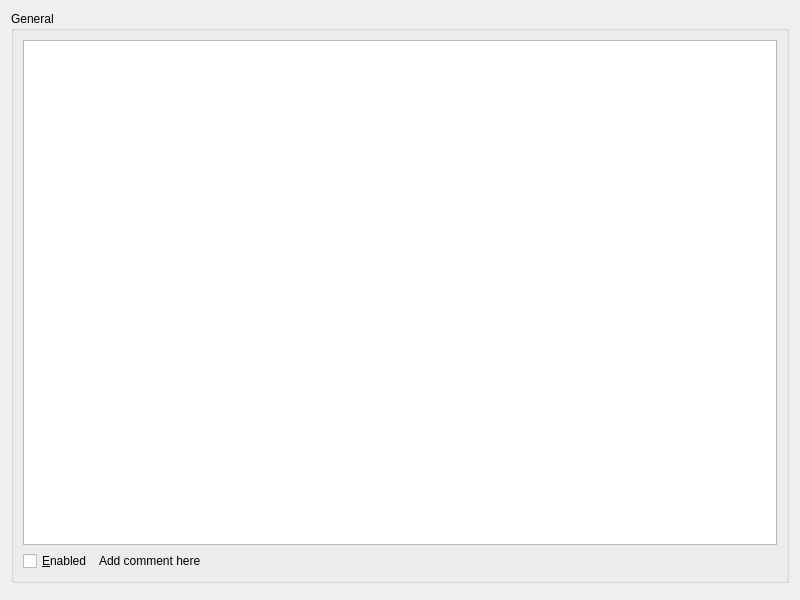
First picture: the form in kcm_hotkeys/hotkeys_widget_base.ui, repository KDE/khotkeys, before the edit.
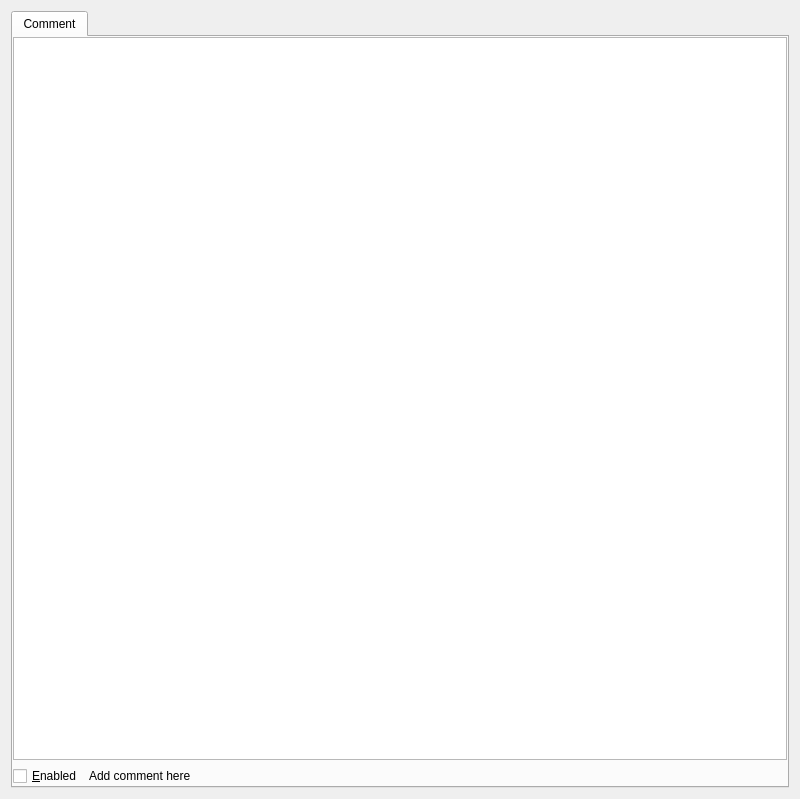
Second picture: the form after the edit. Custom widgets are drawn as their Qt base class.

Commit message:
For simple khotkey actions use tabs
  - one for the comment
  - one for trigger and action

```diff
--- a/kcm_hotkeys/hotkeys_widget_base.ui
+++ b/kcm_hotkeys/hotkeys_widget_base.ui
@@ -6,34 +6,43 @@
     <x>0</x>
     <y>0</y>
     <width>800</width>
-    <height>600</height>
+    <height>799</height>
    </rect>
   </property>
   <layout class="QVBoxLayout" name="verticalLayout" >
    <item>
-    <widget class="QGroupBox" name="commentBox" >
-     <property name="title" >
-      <string>General</string>
+    <widget class="QTabWidget" name="tabs" >
+     <property name="currentIndex" >
+      <number>0</number>
      </property>
-     <layout class="QGridLayout" name="gridLayout" >
-      <item row="0" column="0" colspan="3" >
+     <widget class="QWidget" name="comment_tab" >
+      <attribute name="title" >
+       <string>Comment</string>
+      </attribute>
+      <layout class="QVBoxLayout" name="verticalLayout_2" >
+       <property name="margin" >
+        <number>0</number>
+       </property>
+       <item>
        <widget class="KTextEdit" name="comment" />
       </item>
-      <item row="1" column="1" >
-       <widget class="QLabel" name="enabled_comment" >
-        <property name="text" >
-         <string>Add comment here</string>
-        </property>
-       </widget>
-      </item>
-      <item row="1" column="0" >
+       <item>
+        <layout class="QHBoxLayout" name="horizontalLayout" >
+         <item>
        <widget class="QCheckBox" name="enabled" >
         <property name="text" >
          <string>&amp;Enabled</string>
         </property>
        </widget>
       </item>
-      <item row="1" column="2" >
+         <item>
+          <widget class="QLabel" name="enabled_comment" >
+           <property name="text" >
+            <string>Add comment here</string>
+           </property>
+          </widget>
+         </item>
+         <item>
        <spacer name="horizontalSpacer" >
         <property name="orientation" >
          <enum>Qt::Horizontal</enum>
@@ -47,10 +56,18 @@
        </spacer>
       </item>
      </layout>
-    </widget>
-   </item>
-   <item>
-    <widget class="QWidget" native="1" name="extend" />
+       </item>
+      </layout>
+      <zorder>extend</zorder>
+      <zorder>commentBox_2</zorder>
+      <zorder>comment_2</zorder>
+      <zorder>commentBox</zorder>
+      <zorder>comment</zorder>
+      <zorder>enabled</zorder>
+      <zorder>enabled_comment</zorder>
+      <zorder>horizontalSpacer</zorder>
+     </widget>
+    </widget>
    </item>
   </layout>
  </widget>
```
Lines whose indentation alone changed are shown as unchanged. The commit also changes 3 other files.
